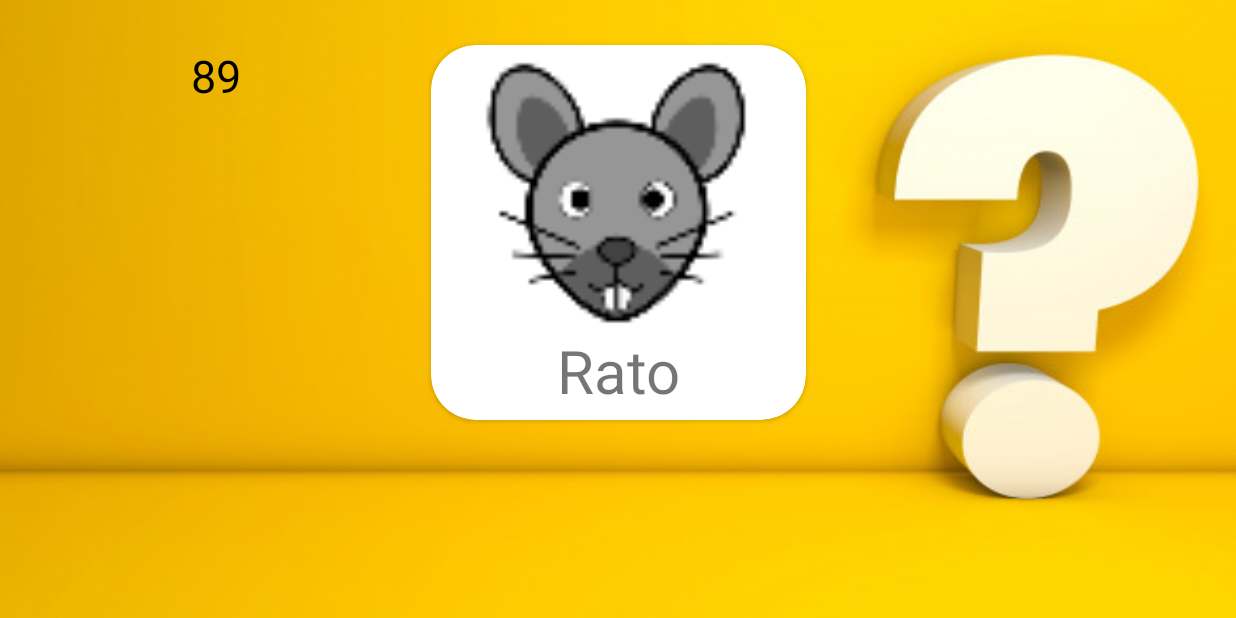
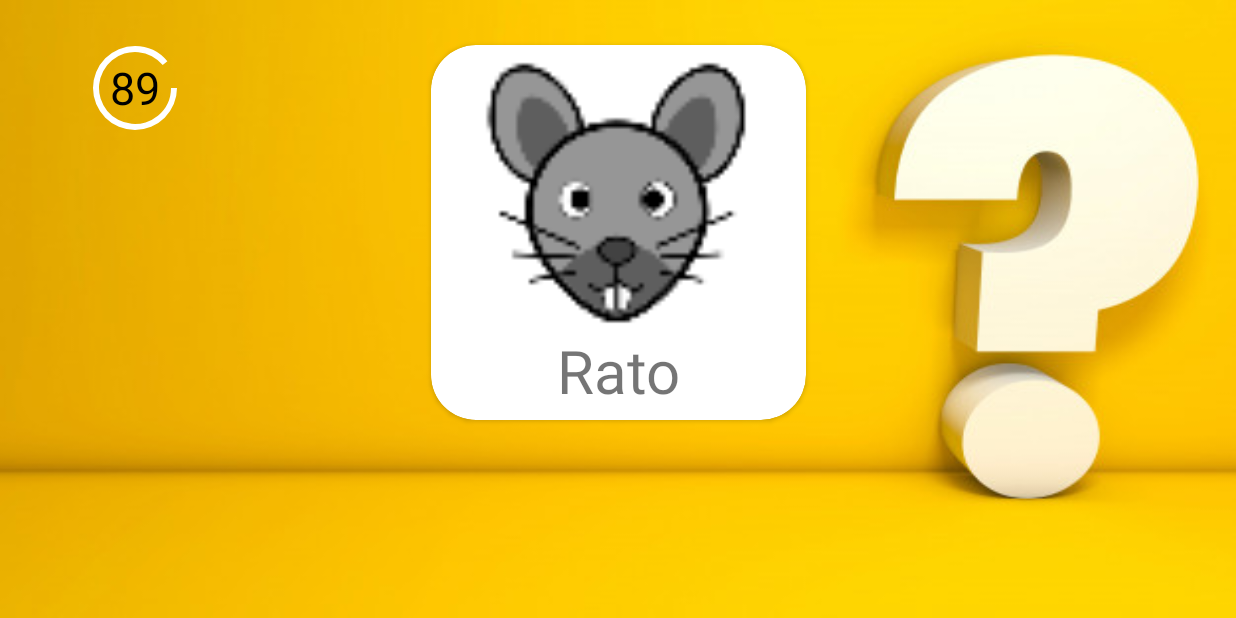
Before and after one commit to surycaty/QuemSouEu, an Android app: the screen it shows after launch (AnimalActivity), after a tap on "ANIMAL", on a phone screen of 824 x 412 dp (held sideways). Run offline under Robolectric (Android 15) with nearby library versions, the phone set to English and light mode, and no system bars.

Commit message:
Added progressBar;

```diff
--- a/app/src/main/java/com/surycaty/quemsoueu/AnimalActivity.kt
+++ b/app/src/main/java/com/surycaty/quemsoueu/AnimalActivity.kt
@@ -6,6 +6,7 @@ import android.os.Bundle
 import android.os.CountDownTimer
 import android.view.MotionEvent
 import android.widget.ImageView
+import android.widget.ProgressBar
 import android.widget.TextView
 import androidx.appcompat.app.AppCompatActivity
 
@@ -16,6 +17,7 @@ class AnimalActivity : AppCompatActivity() {
     private lateinit var txtName: TextView
     private lateinit var txtCountDown: TextView
     private lateinit var countDown: CountDownTimer
+    private lateinit var progressBar: ProgressBar
 
     private val FORMAT_COUNTER = "%02d"
     private val START_VALUE = 90L
@@ -28,15 +30,12 @@ class AnimalActivity : AppCompatActivity() {
 
         txtName = findViewById(R.id.txtAnimalName)
         txtCountDown = findViewById(R.id.txtCountDown)
+        progressBar = findViewById(R.id.progressBar)
 
         countDown = object : CountDownTimer(START_VALUE * 1000, 1000) {
             override fun onTick(millisUntilFinished: Long) {
-//                txtCountDown.text = String.format(FORMAT_COUNTER,
-//                        TimeUnit.MILLISECONDS.toHours(millisUntilFinished),  // HOURS PASSED
-//                        TimeUnit.MILLISECONDS.toMinutes(millisUntilFinished) - TimeUnit.HOURS.toMinutes(TimeUnit.MILLISECONDS.toHours(millisUntilFinished)),  // MINUTES PASSED (over the hours)
-//                        TimeUnit.MILLISECONDS.toSeconds(millisUntilFinished) - TimeUnit.MINUTES.toSeconds(TimeUnit.MILLISECONDS.toMinutes(millisUntilFinished)) // SECONDS PASSED (over the minutes)
-//                )
                 txtCountDown.text = String.format(FORMAT_COUNTER, millisUntilFinished / 1000)
+                progressBar.progress = txtCountDown.text.toString().toInt()
             }
 
             override fun onFinish() {
--- /dev/null
+++ b/app/src/main/res/drawable/progress_circle.xml
@@ -0,0 +1,8 @@
+<?xml version="1.0" encoding="utf-8"?>
+<shape xmlns:android="http://schemas.android.com/apk/res/android"
+    android:shape="ring"
+    android:innerRadiusRatio="2.5"
+    android:thickness="4dp"
+    android:useLevel="true">
+    <solid android:color="@color/cardview_dark_background" />
+</shape>
--- a/app/src/main/res/layout/activity_animal.xml
+++ b/app/src/main/res/layout/activity_animal.xml
@@ -9,18 +9,35 @@
     android:orientation="vertical"
     tools:context=".AnimalActivity">
 
-    <TextView
-        android:id="@+id/txtCountDown"
+    <FrameLayout
         android:layout_width="wrap_content"
         android:layout_height="wrap_content"
-        android:layout_marginStart="80dp"
-        android:layout_marginTop="30dp"
-        android:layout_marginEnd="80dp"
-        android:text="TextView"
-        android:textSize="30sp"
-        app:layout_constraintEnd_toStartOf="@+id/cardView"
+        android:layout_marginStart="60dp"
+        android:layout_marginTop="20dp"
         app:layout_constraintStart_toStartOf="parent"
-        app:layout_constraintTop_toTopOf="parent" />
+        app:layout_constraintTop_toTopOf="parent">
+
+        <ProgressBar
+            android:id="@+id/progressBar"
+            style="@style/Widget.AppCompat.ProgressBar.Horizontal"
+            android:layout_width="60dp"
+            android:layout_height="60dp"
+            android:textAlignment="center"
+            android:layout_gravity="center"
+            android:progressBackgroundTint="@android:color/darker_gray"
+            android:progressTint="@color/white"
+            android:progressDrawable="@drawable/progress_circle" />
+
+
+        <TextView
+            android:id="@+id/txtCountDown"
+            android:layout_width="60dp"
+            android:layout_height="60dp"
+            android:layout_marginTop="18dp"
+            android:textAlignment="center"
+            android:text="00"
+            android:textSize="30sp" />
+    </FrameLayout>
 
     <androidx.cardview.widget.CardView
         android:id="@+id/cardView"
```
